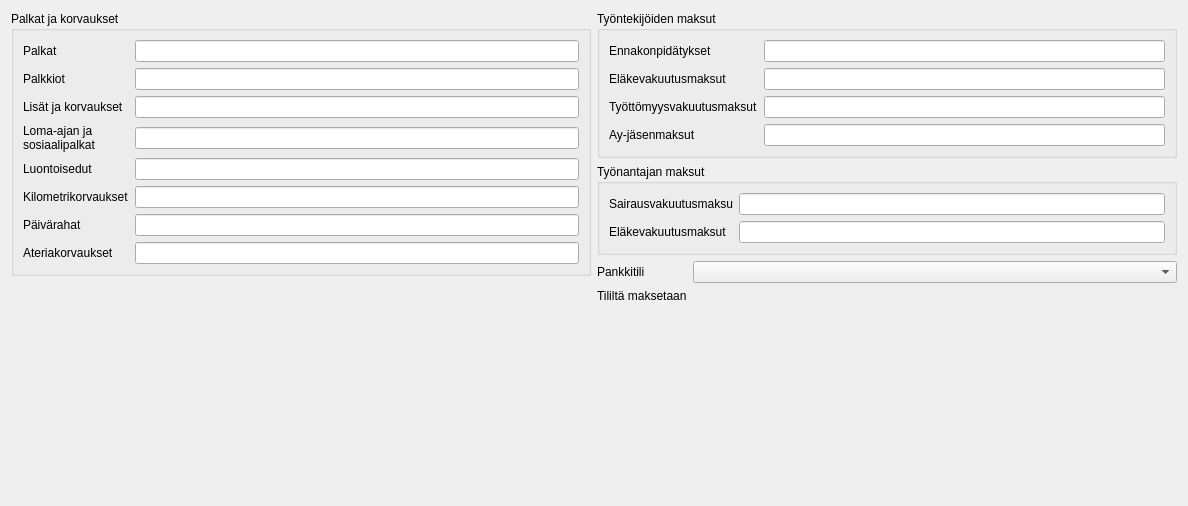
Old version of the form kitupiikki/apuri/palkkaapuri.ui in the repository artoh/kitupiikki.
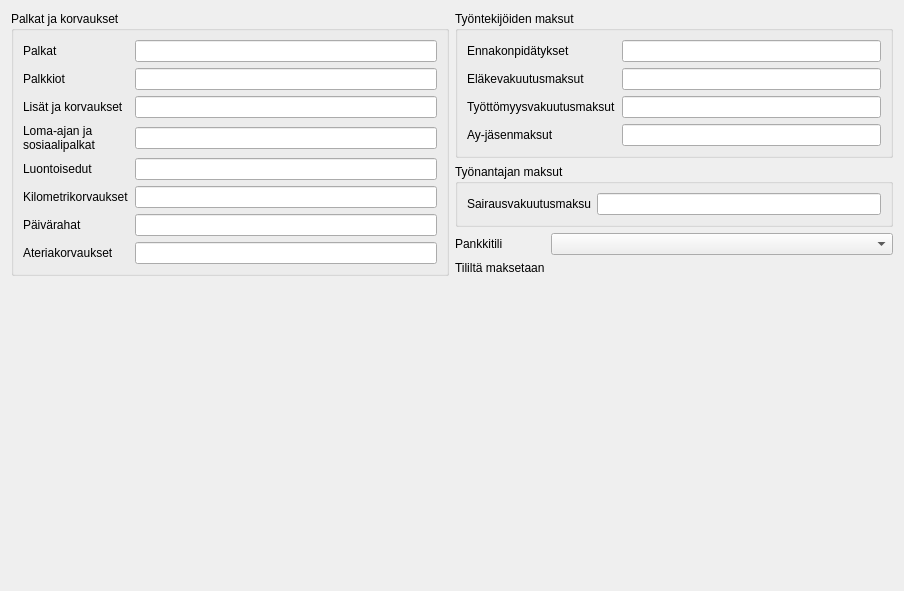
New version of the form. Custom widgets are drawn as their Qt base class.

```diff
--- a/kitupiikki/apuri/palkkaapuri.ui
+++ b/kitupiikki/apuri/palkkaapuri.ui
@@ -6,14 +6,17 @@
    <rect>
     <x>0</x>
     <y>0</y>
-    <width>1188</width>
-    <height>506</height>
+    <width>904</width>
+    <height>591</height>
    </rect>
   </property>
   <property name="windowTitle">
    <string>Dialog</string>
   </property>
-  <layout class="QHBoxLayout" name="horizontalLayout">
+  <layout class="QHBoxLayout" name="horizontalLayout" stretch="2,2">
+   <property name="sizeConstraint">
+    <enum>QLayout::SetNoConstraint</enum>
+   </property>
    <item>
     <layout class="QVBoxLayout" name="verticalLayout">
      <item>
@@ -237,19 +240,6 @@
         <item row="0" column="1">
          <widget class="KpEuroEdit" name="svedit"/>
         </item>
-        <item row="1" column="0">
-         <widget class="QLabel" name="label_6">
-          <property name="text">
-           <string>Eläkevakuutusmaksut</string>
-          </property>
-          <property name="buddy">
-           <cstring>tyeledit</cstring>
-          </property>
-         </widget>
-        </item>
-        <item row="1" column="1">
-         <widget class="KpEuroEdit" name="tyeledit"/>
-        </item>
        </layout>
       </widget>
      </item>
@@ -265,9 +255,6 @@
          </property>
         </widget>
        </item>
-       <item row="0" column="1">
-        <widget class="TiliCombo" name="tiliCombo"/>
-       </item>
        <item row="1" column="0">
         <widget class="QLabel" name="label_16">
          <property name="text">
@@ -285,6 +272,16 @@
          </property>
         </widget>
        </item>
+       <item row="0" column="1">
+        <widget class="TiliCombo" name="tiliCombo">
+         <property name="sizePolicy">
+          <sizepolicy hsizetype="Minimum" vsizetype="Fixed">
+           <horstretch>0</horstretch>
+           <verstretch>0</verstretch>
+          </sizepolicy>
+         </property>
+        </widget>
+       </item>
       </layout>
      </item>
      <item>
```
Left out of the diff: 1 changed line with no effect on the pictures.
